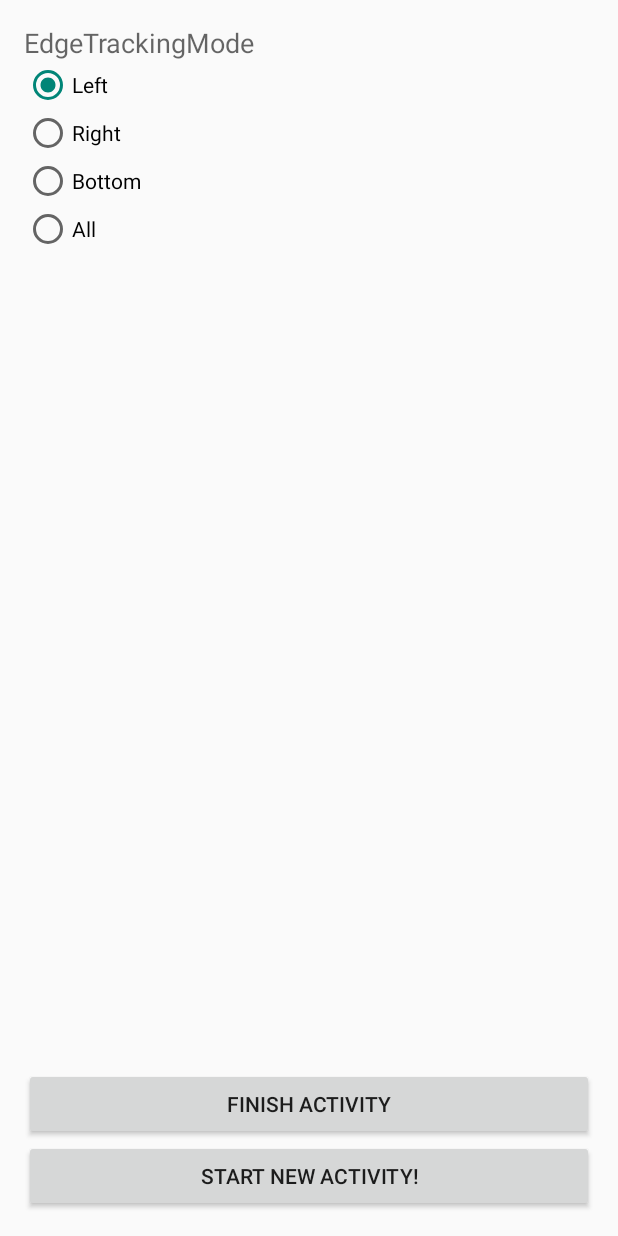
After one commit to hustjs/AndroidPractice, an Android app: the layout activity_swipe_back.xml on its own in the app's theme, with its tools: preview values and no code run, on a phone screen of 412 x 824 dp. The commit adds this screen. Run offline under Robolectric (Android 15) with nearby library versions, the phone set to English and light mode, and no system bars.

Commit message:
add SwipeBack Demo && add SharePref Utils

```diff
--- a/app/build.gradle
+++ b/app/build.gradle
@@ -38,4 +38,5 @@ dependencies {
     compile 'me.dm7.barcodescanner:zxing:1.9'
     compile 'me.dm7.barcodescanner:zbar:1.9'
     compile 'com.android.support:support-v4:24.1.1'
+    compile 'me.imid.swipebacklayout.lib:library:1.0.0'
 }
--- a/app/src/main/java/com/example/radical/myapplication/MainActivity.java
+++ b/app/src/main/java/com/example/radical/myapplication/MainActivity.java
@@ -74,6 +74,12 @@ public class MainActivity extends AppCompatActivity {
     @OnClick(R.id.btn_tabbed)
     void tabbedTest() {
         intent = new Intent(MainActivity.this, TabbedActivity.class);
+        startActivity(intent);
+    }
+
+    @OnClick(R.id.btn_swipeback)
+    void swipeBackTest() {
+        intent = new Intent(MainActivity.this, SwipeBackActivity.class);
         startActivity(intent);
     }
 
--- /dev/null
+++ b/app/src/main/res/layout/activity_swipe_back.xml
@@ -0,0 +1,77 @@
+<?xml version="1.0" encoding="utf-8"?>
+<RelativeLayout xmlns:android="http://schemas.android.com/apk/res/android"
+    xmlns:tools="http://schemas.android.com/tools"
+    android:layout_width="match_parent"
+    android:layout_height="match_parent"
+    android:paddingBottom="@dimen/activity_vertical_margin"
+    android:paddingLeft="@dimen/activity_horizontal_margin"
+    android:paddingRight="@dimen/activity_horizontal_margin"
+    android:paddingTop="@dimen/activity_vertical_margin"
+    tools:context="com.example.radical.myapplication.SwipeBackActivity">
+
+    <Button
+        android:id="@+id/btn_start"
+        android:gravity="center"
+        android:layout_width="match_parent"
+        android:layout_height="wrap_content"
+        android:layout_alignParentBottom="true"
+        android:text="@string/start_activity"/>
+
+    <Button
+        android:id="@+id/btn_finish"
+        android:gravity="center"
+        android:layout_width="match_parent"
+        android:layout_height="wrap_content"
+        android:layout_above="@id/btn_start"
+        android:text="@string/finish_activity"/>
+
+    <ScrollView
+        android:layout_above="@id/btn_finish"
+        android:layout_width="match_parent"
+        android:layout_height="match_parent">
+
+        <LinearLayout
+            android:orientation="vertical"
+            android:layout_width="match_parent"
+            android:layout_height="wrap_content">
+
+            <TextView
+                android:text="EdgeTrackingMode"
+                android:layout_width="wrap_content"
+                android:layout_height="wrap_content"
+                android:textAppearance="?android:attr/textAppearanceMedium"/>
+
+            <RadioGroup
+                android:id="@+id/tracking_mode"
+                android:layout_width="wrap_content"
+                android:layout_height="wrap_content">
+
+                <RadioButton
+                    android:id="@+id/mode_left"
+                    android:layout_width="wrap_content"
+                    android:layout_height="wrap_content"
+                    android:checked="true"
+                    android:text="@string/tracking_mode_left"/>
+
+                <RadioButton
+                    android:id="@+id/mode_right"
+                    android:layout_width="wrap_content"
+                    android:layout_height="wrap_content"
+                    android:text="@string/tracking_mode_right"/>
+
+                <RadioButton
+                    android:id="@+id/mode_bottom"
+                    android:layout_width="wrap_content"
+                    android:layout_height="wrap_content"
+                    android:text="@string/tracking_mode_bottom"/>
+
+                <RadioButton
+                    android:id="@+id/mode_all"
+                    android:layout_width="wrap_content"
+                    android:layout_height="wrap_content"
+                    android:text="@string/tracking_mode_all"/>
+            </RadioGroup>
+        </LinearLayout>
+    </ScrollView>
+
+</RelativeLayout>
--- a/app/src/main/res/layout/activity_toolbar.xml
+++ b/app/src/main/res/layout/activity_toolbar.xml
@@ -16,6 +16,7 @@
         app:popupTheme="@style/ThemeOverlay.AppCompat.Light" />
 
     <android.support.v4.widget.DrawerLayout
+        android:layout_below="@+id/my_toolbar"
         android:id="@+id/drawer"
         android:layout_width="match_parent"
         android:layout_height="match_parent">
--- a/app/src/main/res/values/strings.xml
+++ b/app/src/main/res/values/strings.xml
@@ -10,7 +10,7 @@
     <string name="choose_qrcode">选择二维码图片</string>
     <string name="scan_text">将二维码放入框内, 即可自动扫描</string>
     <string name="network_unavailable">无法连接服务器, 请检查您的网络！</string>
-
+    <!--Toolbar + Navigation Drawer Starts-->
     <string-array name="planets_array">
         <item>Mercury</item>
         <item>Venus</item>
@@ -25,6 +25,19 @@
     <string name="drawer_close">Close navigation drawer</string>
     <string name="action_websearch">Web search</string>
     <string name="app_not_available">Sorry, there\'s no web browser available</string>
+    <!--Toolbar .. Ends-->
+
+    <!--SwipeBack Starts-->
+    <string name="action_github">Github</string>
+    <string name="start_activity">Start new activity!</string>
+    <string name="finish_activity">Finish Activity</string>
+
+    <string name="key_tracking_mode">key_tracking_mode</string>
+    <string name="tracking_mode_left">Left</string>
+    <string name="tracking_mode_right">Right</string>
+    <string name="tracking_mode_bottom">Bottom</string>
+    <string name="tracking_mode_all">All</string>
+    <!--SwipeBack Ends-->
 
     <!-- TODO: Remove or change this placeholder text -->
     <string name="hello_blank_fragment">Hello blank fragment</string>
--- a/app/src/main/res/values/styles.xml
+++ b/app/src/main/res/values/styles.xml
@@ -43,4 +43,20 @@
         <item name="textAllCaps">true</item>
     </style>-->
 
+    <!-- 设置右滑主题 -->
+    <style name="SwipeBackTheme" parent="Theme.AppCompat.DayNight.NoActionBar">
+        <item name="android:windowAnimationStyle">@style/HoloThemeActivityAnimation</item>
+        <!-- 设置背景透明，右滑时才能看到上一个界面，否则会看到黑屏效果-->，
+        <item name="android:windowIsTranslucent">true</item>
+    </style>
+
+    <!--Activity退出动画-->
+    <style
+        name="HoloThemeActivityAnimation" parent="@android:style/Animation.Activity">
+        <!--<item name="android:activityOpenEnterAnimation">@anim/activity_open_enter</item>
+        <item name="android:activityOpenExitAnimation">@anim/activity_open_exit</item>
+        <item name="android:activityCloseEnterAnimation">@anim/activity_close_enter</item>
+        <item name="android:activityCloseExitAnimation">@anim/activity_close_exit</item>-->
+    </style>
+
 </resources>
```
Also changed, not shown: app/src/main/AndroidManifest.xml (+5 -2 lines), app/src/main/java/com/example/radical/myapplication/SwipeBackActivity.java (added, +149 -0 lines), app/src/main/java/com/example/radical/myapplication/utils/Utils.java (+68 -0 lines), app/src/main/res/layout/activity_main.xml (+8 -0 lines), app/src/main/res/values/colors.xml (+8 -0 lines).
